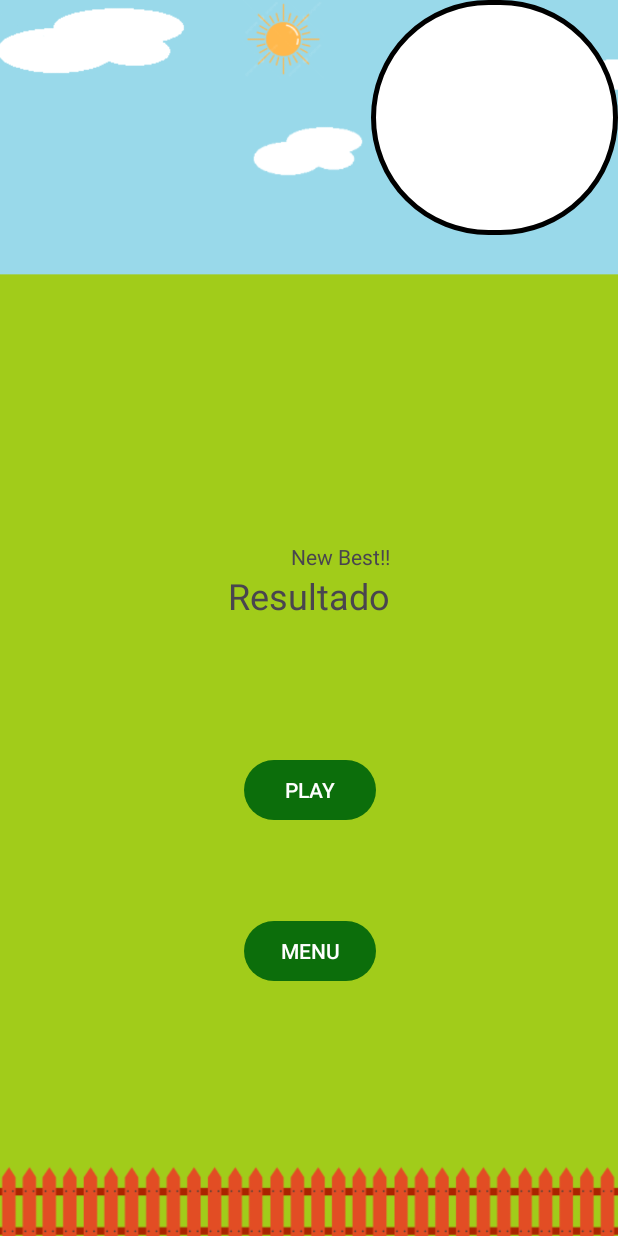
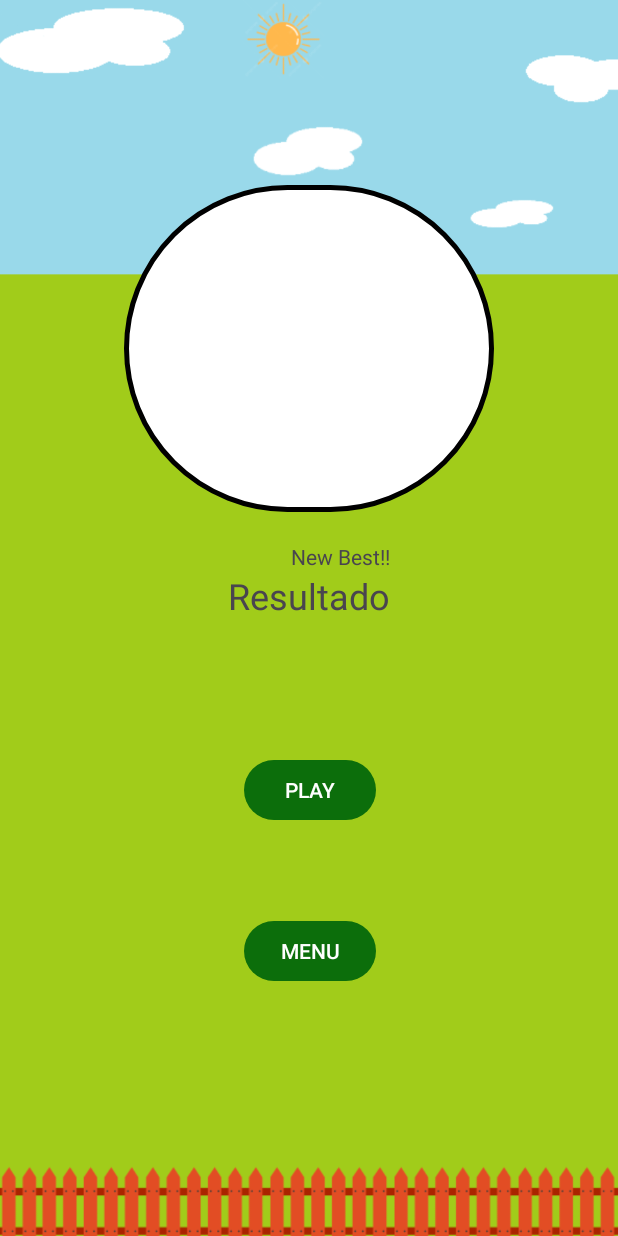
Before and after one commit to RodrigoHdezPimentel/Actividad_Desarrollo_Movil, an Android app: the layout activity_resultado.xml on its own in the app's theme, with its tools: preview values and no code run, on a phone screen of 412 x 824 dp. Run offline under Robolectric (Android 15) with nearby library versions, the phone set to English and light mode, and no system bars.

Commit message:
version actualizada

```diff
--- a/app/src/main/java/com/example/Wacamole/resultado.java
+++ b/app/src/main/java/com/example/Wacamole/resultado.java
@@ -90,9 +90,9 @@ public class resultado extends AppCompatActivity {
         goTop.setOnClickListener(new View.OnClickListener() {
             @Override
             public void onClick(View view) {
-                Intent toTabla = new Intent(resultado.this, TablaTop.class);
-                toTabla.putExtra("Nombre", username);
-                startActivity(toTabla);
+                //Intent toTabla = new Intent(resultado.this, TablaTop.class);
+                //toTabla.putExtra("Nombre", username);
+                //startActivity(toTabla);
             }
         });
     }
--- a/app/src/main/res/layout/activity_resultado.xml
+++ b/app/src/main/res/layout/activity_resultado.xml
@@ -65,25 +65,33 @@
         android:id="@+id/goTablatop"
         android:layout_width="0dp"
         android:layout_height="0dp"
-        app:layout_constraintBottom_toTopOf="@+id/guideline56"
-        app:layout_constraintEnd_toEndOf="parent"
-        app:layout_constraintStart_toStartOf="@+id/guideline57"
-        app:layout_constraintTop_toTopOf="parent"
+        android:layout_marginBottom="20dp"
+        app:layout_constraintBottom_toTopOf="@+id/newBest"
+        app:layout_constraintEnd_toStartOf="@+id/guideline60"
+        app:layout_constraintStart_toStartOf="@+id/guideline59"
+        app:layout_constraintTop_toTopOf="@+id/guideline58"
         app:srcCompat="@drawable/borde_redondo" />
 
     <androidx.constraintlayout.widget.Guideline
-        android:id="@+id/guideline56"
+        android:id="@+id/guideline58"
         android:layout_width="wrap_content"
         android:layout_height="wrap_content"
         android:orientation="horizontal"
-        app:layout_constraintGuide_percent="0.19" />
+        app:layout_constraintGuide_percent="0.15" />
 
     <androidx.constraintlayout.widget.Guideline
-        android:id="@+id/guideline57"
+        android:id="@+id/guideline59"
         android:layout_width="wrap_content"
         android:layout_height="wrap_content"
         android:orientation="vertical"
-        app:layout_constraintGuide_percent="0.6006192" />
+        app:layout_constraintGuide_percent="0.2" />
+
+    <androidx.constraintlayout.widget.Guideline
+        android:id="@+id/guideline60"
+        android:layout_width="wrap_content"
+        android:layout_height="wrap_content"
+        android:orientation="vertical"
+        app:layout_constraintGuide_percent="0.8" />
 
 
 </androidx.constraintlayout.widget.ConstraintLayout>
```
